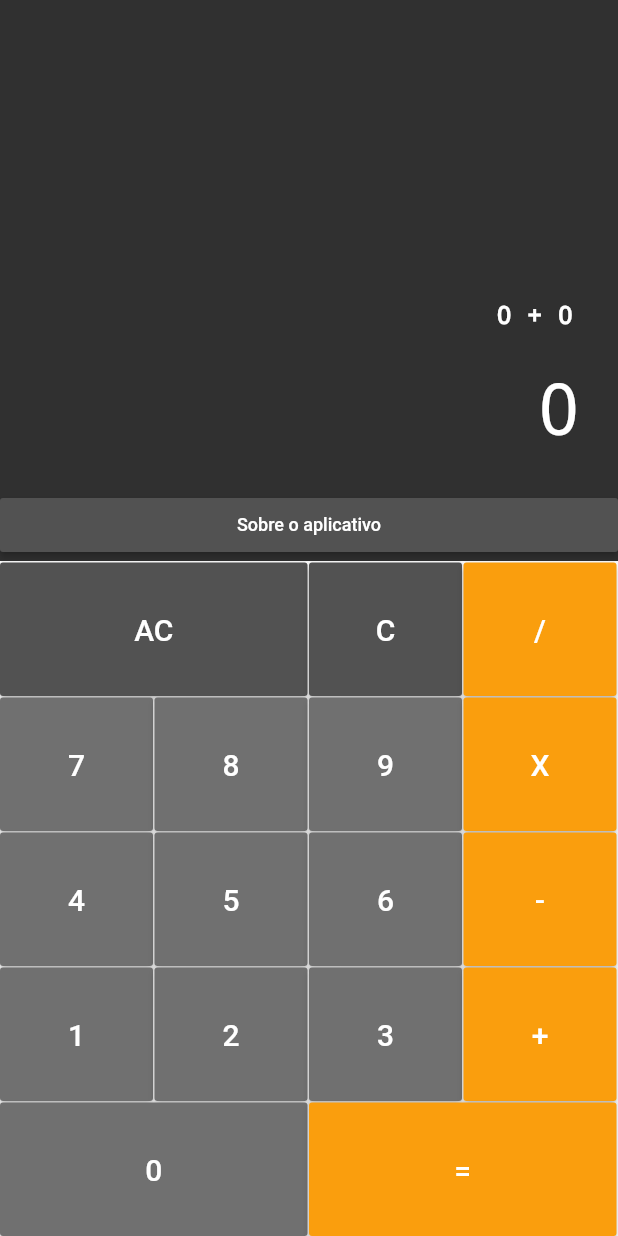
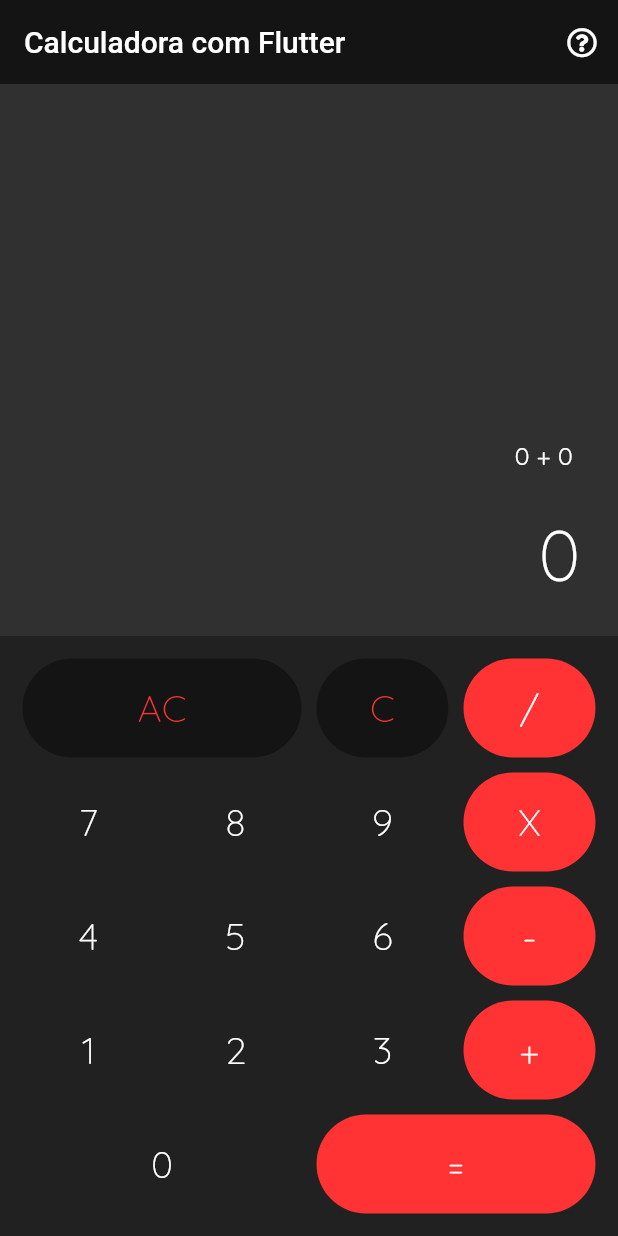
Before and after one commit to lucasemn1/calculadoraFlutter, a Flutter app: the screen it shows after launch, on a phone screen of 412 x 824 dp. Run offline on Flutter 3.47's test engine with Material 2 defaults, Android fonts, the phone set to English and light mode, and no system bars; drawn by our look-alikes of auto_size_text; our stand-ins replace font_awesome_flutter; missing offline and left inert: link.

Commit message:
Alteração do tema e alterações na tela principal da calculadora

```diff
--- a/lib/screens/calculadora.dart
+++ b/lib/screens/calculadora.dart
@@ -1,13 +1,14 @@
 import 'package:calculadora/models/memory.dart';
+import 'package:calculadora/util/colors.dart';
 import 'package:flutter/services.dart';
 
 import '../widgets/display.dart';
 import '../widgets/keyboard.dart';
+import '../widgets/topbar.dart';
 import 'package:flutter/material.dart';
 
 
 class Calculator extends StatefulWidget {
-
   @override
   _CalculatorState createState() => _CalculatorState();
 }
@@ -30,12 +31,16 @@ class _CalculatorState extends State<Calculator> {
     ]);
 
     return MaterialApp(
-      home: Column(
+      home: Container(
+        color: ThemeColor.DARK_GREY,
+        child: Column(
         children: <Widget>[
+            Topbar(),
             Display(value: memory.getValue(), buffer: memory.buffer, operation: memory.operation),
             Keyboard(this._onPressed),
           ]
         )
+      ),
     );
   }
 }
--- a/lib/screens/information.dart
+++ b/lib/screens/information.dart
@@ -28,7 +28,7 @@ class Informacoes extends StatelessWidget {
               Container(
                 margin: EdgeInsets.only(top: 30, bottom: 10),
                 child: TextAbout(
-                  text: 'V. 0.0.1 - 29/02/2020',
+                  text: 'V. 0.0.1.2 - 01/03/2020',
                   size: 15,
                   center: true,
                 )
--- a/lib/util/colors.dart
+++ b/lib/util/colors.dart
@@ -1,9 +1,10 @@
 import 'package:flutter/material.dart';
 
 class ThemeColor {
-  static const PRIMARY = Color.fromRGBO(250, 158, 13, 1);
-  static const DARK = Color.fromRGBO(82, 82, 82, 1);
-  static const GREY = Color.fromRGBO(112, 112, 112, 1);
-  static const LIGHT = Color.fromRGBO(230, 230, 230, 1);
-  // static const SECOND = Color.fromRGBO(82, 82, 82, 1);
+  static const PRIMARY = Color.fromRGBO(255, 51, 51, 1);
+  static const DARK = Color.fromRGBO(20, 20, 20, 1);
+  static const GREY = Color.fromRGBO(25, 25, 25, 1);
+  static const DARK_GREY = Color.fromRGBO(33, 33, 33, 1);
+  static const LIGHT = Color.fromRGBO(255, 255, 255, 1);
+  static const NONE = Color.fromRGBO(255, 255, 255, 0);
 }
--- a/lib/widgets/button.dart
+++ b/lib/widgets/button.dart
@@ -1,5 +1,5 @@
+import 'package:calculadora/util/colors.dart';
 import 'package:flutter/material.dart';
-import '../util/colors.dart';
 
 class Button extends StatelessWidget {
   final String value;
@@ -11,27 +11,34 @@ class Button extends StatelessWidget {
     @required this.value,
     @required this.cb,
     this.big = false,
-    this.color = ThemeColor.GREY,
+    this.color = ThemeColor.NONE,
   });
 
   @override
   Widget build(BuildContext build) {
     return Expanded(
       flex: this.big ? 2 : 1,
+      child: Padding(
+        padding: EdgeInsets.all(5),
         child: Container(
-        margin: const EdgeInsets.only(top: 1, right: 1),
-        child: RaisedButton(
+          child: FlatButton(
             color: this.color,
+            shape: RoundedRectangleBorder(
+              borderRadius: BorderRadius.circular(100),
+            ),
             child: Text(
               this.value,
               style: TextStyle(
-              fontSize: 20,
-              color: Colors.white,
+                fontSize: 25,
+                color: this.color == ThemeColor.DARK ? ThemeColor.PRIMARY: ThemeColor.LIGHT,
+                fontFamily: 'Quicksand',
+                fontWeight: FontWeight.w200
               )
             ),
             onPressed: () => this.cb(this.value),
-        )
-      )
+          ),
+        ),
+      ),
     );
   }
 }
--- a/lib/widgets/display.dart
+++ b/lib/widgets/display.dart
@@ -32,6 +32,8 @@ class Display extends StatelessWidget {
                   style: TextStyle(
                     color: Colors.white,
                     fontSize: 17,
+                    fontFamily: 'Quicksand',
+                    fontWeight: FontWeight.w400,
                     decoration: TextDecoration.none,
                   ),
                   textAlign: TextAlign.right,
@@ -51,34 +53,14 @@ class Display extends StatelessWidget {
                   textAlign: TextAlign.end,
                   style: TextStyle(
                       fontWeight: FontWeight.w100,
+                      fontFamily: 'Quicksand',
                       decoration: TextDecoration.none,
                       color: Color.fromRGBO(255, 255, 255, 1)),
                 ),
                 padding: const EdgeInsets.all(25),
               ),
+            ],
 
-              /**
-               * Agrupador da informação do criador do aplicativo
-               */
-              RaisedButton(
-                color: ThemeColor.DARK,
-                onPressed: () {
-                  Navigator.push(context,
-                  MaterialPageRoute(builder: (context) => Informacoes()));
-                },
-                child: Text(
-                  'Sobre o aplicativo',
-                  style: TextStyle(
-                    color: Colors.white,
-                    fontSize: 12,
-                    decoration: TextDecoration.none,
-                  ),
-                  textAlign: TextAlign.center,
-                )
-              ),
-
-
-            ],
             crossAxisAlignment: CrossAxisAlignment.stretch,
             mainAxisAlignment: MainAxisAlignment.end,
           )),
--- a/lib/widgets/keyboard.dart
+++ b/lib/widgets/keyboard.dart
@@ -11,7 +11,9 @@ class Keyboard extends StatelessWidget {
   @override
   Widget build(BuildContext context) {
     return Container(
-      height: 450,
+      height: 400,
+      child: Padding(
+        padding: EdgeInsets.all(10),
         child: Column(
           children: <Widget>[
             ButtonRow([
@@ -48,6 +50,7 @@ class Keyboard extends StatelessWidget {
             ]),
           ],
         ),
+      ),
     );
   }
 }
--- /dev/null
+++ b/lib/widgets/topbar.dart
@@ -0,0 +1,28 @@
+import 'package:calculadora/screens/information.dart';
+import 'package:calculadora/util/colors.dart';
+import 'package:calculadora/widgets/text_about.dart';
+import 'package:flutter/material.dart';
+import 'package:font_awesome_flutter/fa_icon.dart';
+import 'package:font_awesome_flutter/font_awesome_flutter.dart';
+
+class Topbar extends StatelessWidget {
+  void openAboutScreen(BuildContext context) {
+    Navigator.push(
+        context, MaterialPageRoute(builder: (context) => Informacoes()));
+  }
+
+  @override
+  Widget build(BuildContext context) {
+    return AppBar(
+      title: Text('Calculadora com Flutter'),
+      backgroundColor: ThemeColor.DARK,
+      actions: <Widget>[
+        IconButton(
+          icon: Icon(FontAwesomeIcons.questionCircle, color: ThemeColor.LIGHT,),
+          iconSize: 20,
+          onPressed: () => this.openAboutScreen(context),
+        )
+      ],
+    );
+  }
+}
```
Also changed, not shown: pubspec.yaml (+15 -0 lines), fonts/Karla-Bold.ttf (added), fonts/Karla-BoldItalic.ttf (added), fonts/Karla-Italic.ttf (added), fonts/Karla-Regular.ttf (added), fonts/Quicksand-Bold.ttf (added), fonts/Quicksand-Light.ttf (added), fonts/Quicksand-Medium.ttf (added), fonts/Quicksand-Regular.ttf (added), fonts/Quicksand-SemiBold.ttf (added), 1 other file. Lines whose indentation alone changed are shown as unchanged.
